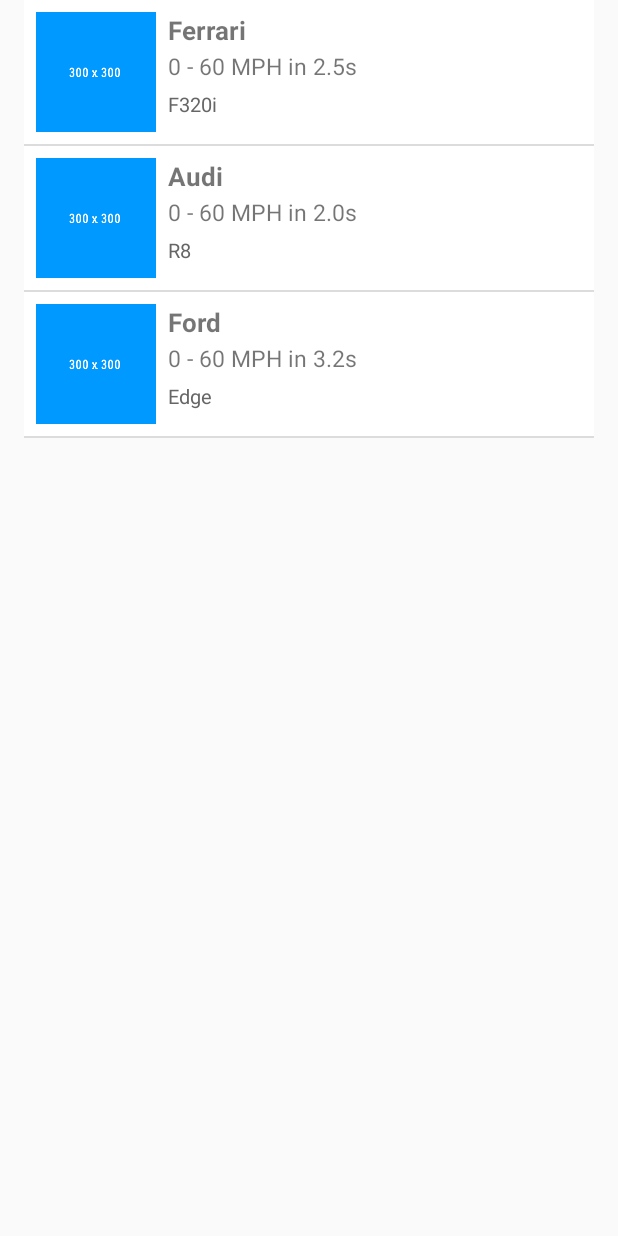
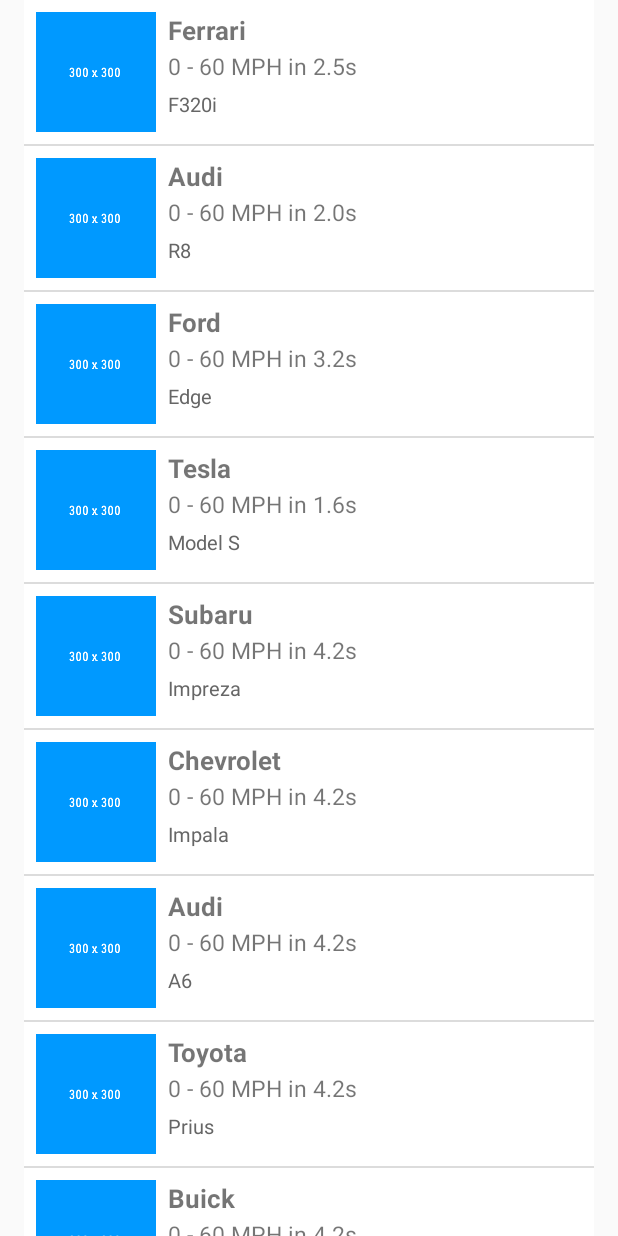
Before and after one commit to jonalmeida/420, an Android app: the screen it shows after launch (InfoCarListActivity), on a phone screen of 412 x 824 dp. Run offline under Robolectric (Android 15) with nearby library versions, the phone set to English and light mode, and no system bars.

Commit message:
Added DummyData and initial ImageView code
- Removed placeholder image (using it as a backup actually if the image
  doesn't exist).
- Fixed the layout for landscape to have 1.5/2.5 weights.

```diff
--- a/app/src/main/java/com/jonalmeida/midterm/CarListAdapter.java
+++ b/app/src/main/java/com/jonalmeida/midterm/CarListAdapter.java
@@ -45,7 +45,14 @@ public class CarListAdapter extends ArrayAdapter<CarInfo> {
         View listItemView = inflater.inflate(R.layout.car_list_item, parent, false);
 
         ImageView thumbnail = (ImageView) listItemView.findViewById(R.id.thumbnail);
-        thumbnail.setImageResource(R.drawable.placeholder_thumbnail);
+
+        int possibleThumbnail = parent.getResources()
+                .getIdentifier("thumbnail_" + position, "drawable", context.getPackageName());
+        if (possibleThumbnail == 0) {
+            thumbnail.setImageResource(R.drawable.placeholder_thumbnail);
+        } else {
+            thumbnail.setImageResource(possibleThumbnail);
+        }
 
         CarInfo carInfo = dataList.get(position);
 
--- a/app/src/main/java/com/jonalmeida/midterm/InfoCarDetailFragment.java
+++ b/app/src/main/java/com/jonalmeida/midterm/InfoCarDetailFragment.java
@@ -6,6 +6,7 @@ import android.util.Log;
 import android.view.LayoutInflater;
 import android.view.View;
 import android.view.ViewGroup;
+import android.widget.ImageView;
 import android.widget.TextView;
 import android.widget.Toast;
 
@@ -38,6 +39,8 @@ public class InfoCarDetailFragment extends Fragment implements InfoCarDetailActi
      */
 
     private View rootView;
+
+    private ImageView imageView;
 
     public InfoCarDetailFragment() {
     }
@@ -74,10 +77,20 @@ public class InfoCarDetailFragment extends Fragment implements InfoCarDetailActi
                     .setText(mItem.getLeaseRate());
         }
 
-        // Check for image and set it here.
-        //((TextView) rootView.findViewById(R.id.textView_finance_rate)).setText(mItem.getFinanceRate());
+        // Check for image and set it here, otherwise the placeholder image shows up
+        imageView = (ImageView) rootView.findViewById(R.id.imageView);
+        imageView.setImageResource(getResources()
+                .getIdentifier("full_" + imageIndex, "drawable", getActivity().getPackageName()));
+        //imageView.setImageDrawable(getResources().getDrawable(R.drawable.placeholder_thumbnail));
 
         return rootView;
+    }
+
+    @Override
+    public void onDestroy() {
+        super.onDestroy();
+
+        imageView.setImageDrawable(null);
     }
 
     @Override
--- a/app/src/main/java/com/jonalmeida/midterm/InfoCarListFragment.java
+++ b/app/src/main/java/com/jonalmeida/midterm/InfoCarListFragment.java
@@ -82,15 +82,6 @@ public class InfoCarListFragment extends ListFragment {
     public void onCreate(Bundle savedInstanceState) {
         super.onCreate(savedInstanceState);
 
-        /*
-        // TODO: replace with a real list adapter.
-        setListAdapter(new ArrayAdapter<DummyContent.DummyItem>(
-                getActivity(),
-                android.R.layout.simple_list_item_activated_1,
-                android.R.id.text1,
-                DummyContent.ITEMS));
-        */
-
         list = DummyData.DATA;
 
         if (savedInstanceState != null) {
@@ -147,7 +138,6 @@ public class InfoCarListFragment extends ListFragment {
 
         // Notify the active callbacks interface (the activity, if the
         // fragment is attached to one) that an item has been selected.
-//        mCallbacks.onItemSelected(DummyContent.ITEMS.get(position).id);
         mCallbacks.onIndexItemSelected(position);
     }
 
--- a/app/src/main/java/com/jonalmeida/midterm/data/DummyData.java
+++ b/app/src/main/java/com/jonalmeida/midterm/data/DummyData.java
@@ -10,10 +10,34 @@ public class DummyData {
 
     static {
         DATA.add(new CarInfo("Ferrari", "0 - 60 MPH in 2.5s", "F320i", "999-111-9999",
-                "$10", "1.9%", "3.2%"));
+                "$10", "1.9%", "3.2%")); // 0
         DATA.add(new CarInfo("Audi", "0 - 60 MPH in 2.0s", "R8", "999-222-9999",
-                "$20", "2.0%", "3.5%"));
+                "$20", "2.0%", "3.5%")); // 1
         DATA.add(new CarInfo("Ford", "0 - 60 MPH in 3.2s", "Edge", "999-333-9999",
-                "$30", "2.1%", "3.9%"));
+                "$30", "2.1%", "3.9%")); // 2
+        DATA.add(new CarInfo("Tesla", "0 - 60 MPH in 1.6s", "Model S", "999-444-9999",
+                "$40", "4.8%", "2.5%")); // 3
+        DATA.add(new CarInfo("Subaru", "0 - 60 MPH in 4.2s", "Impreza", "999-555-9999",
+                "$50", "1.2%", "2.8%")); // 4
+        DATA.add(new CarInfo("Chevrolet", "0 - 60 MPH in 4.2s", "Impala", "999-666-9999",
+                "$60", "1.2%", "2.8%")); // 5
+        DATA.add(new CarInfo("Audi", "0 - 60 MPH in 4.2s", "A6", "999-777-9999",
+                "$70", "1.2%", "2.8%")); // 6
+        DATA.add(new CarInfo("Toyota", "0 - 60 MPH in 4.2s", "Prius", "999-888-9999",
+                "$80", "1.2%", "2.8%")); // 7
+        DATA.add(new CarInfo("Buick", "0 - 60 MPH in 4.2s", "Regal", "999-999-9999",
+                "$90", "1.2%", "2.8%")); // 8
+        DATA.add(new CarInfo("Honda", "0 - 60 MPH in 4.2s", "Odyssey", "999-000-9999",
+                "$100", "1.2%", "2.8%")); // 9
+        DATA.add(new CarInfo("Subaru", "0 - 60 MPH in 4.2s", "Forester", "999-111-1999",
+                "$110", "1.2%", "2.8%")); // 10
+        DATA.add(new CarInfo("Toyota", "0 - 60 MPH in 4.2s", "Highlander", "999-222-2999",
+                "$120", "1.2%", "2.8%")); // 11
+        DATA.add(new CarInfo("Bugatti", "0 - 60 MPH in 2.4s", "Veyron", "999-333-3999",
+                "$130", "1.2%", "2.8%")); // 12
+        DATA.add(new CarInfo("Koenigsegg", "0 - 60 MPH in 2.9s", "Agera R", "999-444-4999",
+                "$140", "1.2%", "2.8%")); // 13
+        DATA.add(new CarInfo("McLaren", "0 - 60 MPH in 3.2s", "F1", "999-555-5999",
+                "$150", "1.2%", "2.8%")); // 14
     }
 }
--- a/app/src/main/res/layout-sw600dp/activity_infocar_list.xml
+++ b/app/src/main/res/layout-sw600dp/activity_infocar_list.xml
@@ -13,10 +13,10 @@
 
     <fragment android:id="@+id/infocar_list"
         android:name="com.jonalmeida.midterm.InfoCarListFragment" android:layout_width="0dp"
-        android:layout_height="match_parent" android:layout_weight="1"
+        android:layout_height="match_parent" android:layout_weight="1.5"
         tools:layout="@android:layout/list_content" />
 
     <FrameLayout android:id="@+id/infocar_detail_container" android:layout_width="0dp"
-        android:layout_height="match_parent" android:layout_weight="3" />
+        android:layout_height="match_parent" android:layout_weight="2.5" />
 
 </LinearLayout>
```
